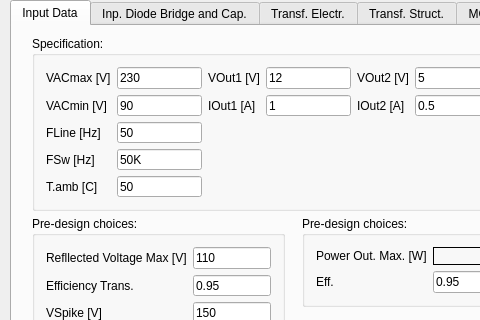
This is FLySMPS/FLySMPS.ui in aemeltsev/FLySMPS as Qt 5 draws it before an edit; both pictures show x 0 to 480 and y 0 to 320 of the 890 by 490 pixel window. The edited form follows.
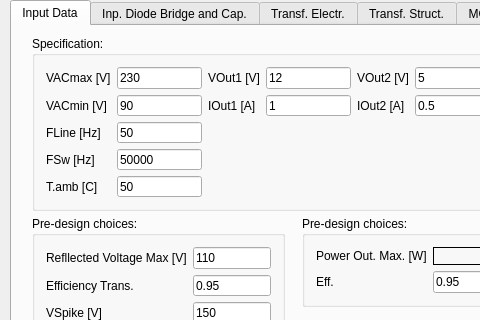
This is the edited form. The open tabs and pages were chosen to show the change. Icons and pictures are not drawn. Custom widgets are drawn as their Qt base class.

Commit message: fix: set freq switch value a empty digit view

Patch:
```diff
--- a/FLySMPS/FLySMPS.ui
+++ b/FLySMPS/FLySMPS.ui
@@ -267,7 +267,7 @@
        <item row="3" column="1">
         <widget class="QLineEdit" name="FSw">
          <property name="text">
-          <string>50K</string>
+          <string>50000</string>
          </property>
         </widget>
        </item>
```
Left out of the diff: 2 changed lines with no effect on the pictures.
